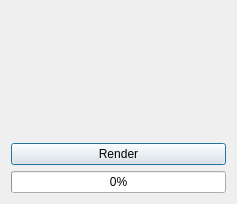
Above: replayrecorderwindow.ui from benwh1/cubesim before the change. Below: the same form after it.
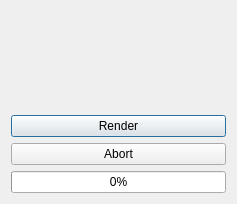
That is the form after the change. Custom widgets are drawn as their Qt base class.

Commit message: Add ability to abort a render before it finishes

What changed in the file:
```diff
--- a/replayrecorderwindow.ui
+++ b/replayrecorderwindow.ui
@@ -24,6 +24,13 @@
      </property>
     </widget>
    </item>
+   <item>
+    <widget class="QPushButton" name="abortButton">
+     <property name="text">
+      <string>Abort</string>
+     </property>
+    </widget>
+   </item>
    <item>
     <widget class="QProgressBar" name="progressBar">
      <property name="value">
```
The commit also changes 4 other files.
